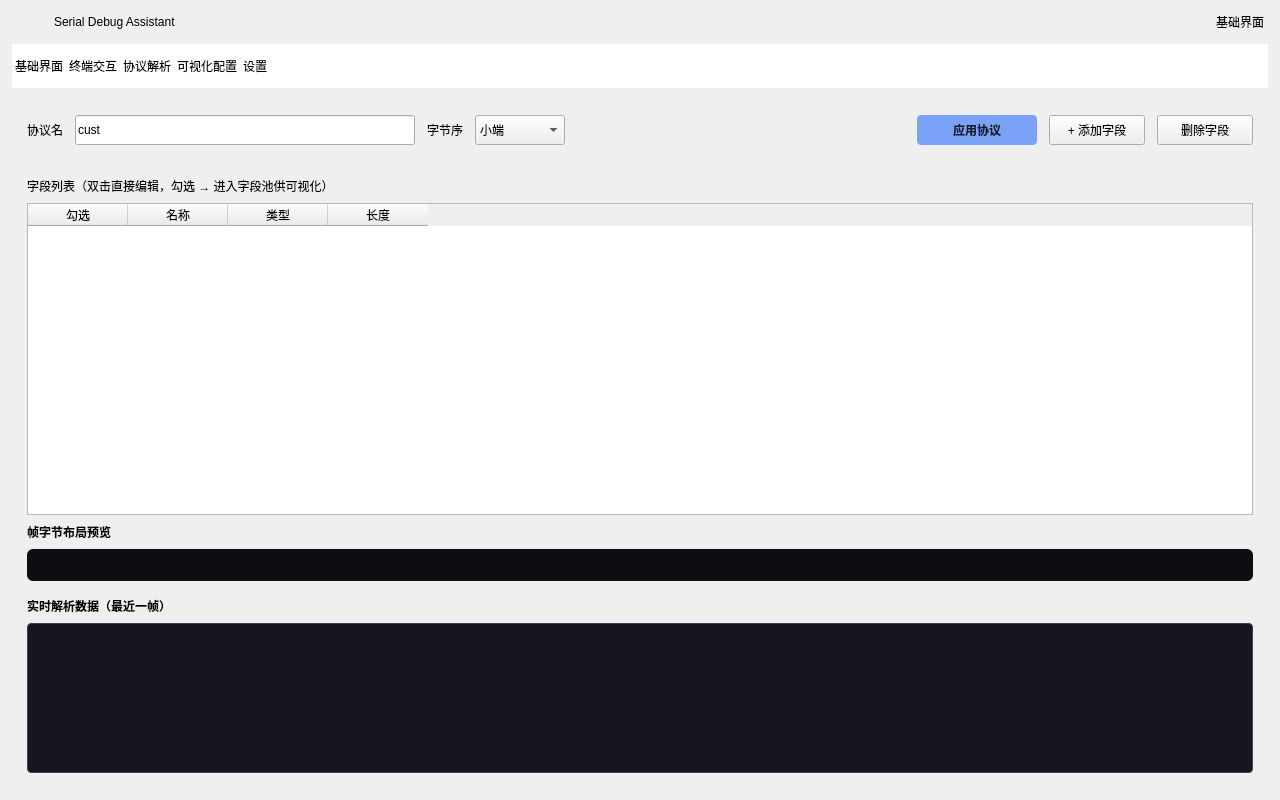
ZefengWang/qtSerial, file uart_interface.ui: the form before one commit.
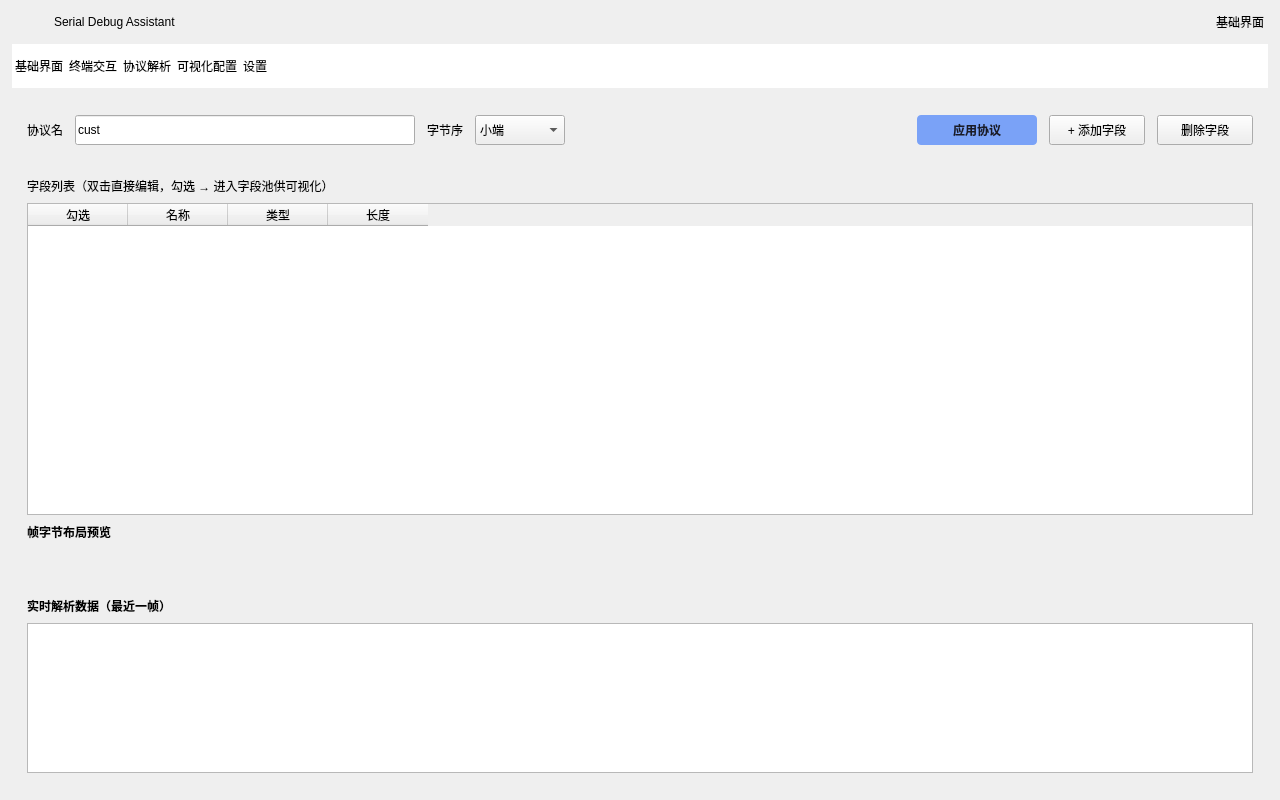
The form after the commit. The open tabs and pages were chosen to show the change. Icons and pictures are not drawn.

What changed in the file:
```diff
--- a/uart_interface.ui
+++ b/uart_interface.ui
@@ -1607,9 +1607,6 @@
                   <height>40</height>
                  </size>
                 </property>
-                <property name="styleSheet">
-                 <string notr="true">background: #0d0d14; border: 1px solid rgba(255,255,255,.15); border-radius: 6px;</string>
-                </property>
                 <layout class="QHBoxLayout" name="framePreviewBarLayout">
                  <property name="leftMargin">
                   <number>2</number>
@@ -1683,9 +1680,6 @@
                 <property name="readOnly">
                  <bool>true</bool>
                 </property>
-                <property name="styleSheet">
-                 <string notr="true">background: #16161e; color: #c0caf5; font-family: 'JetBrains Mono', 'Consolas', monospace; font-size: 11px; border: 1px solid #3a3f5a; border-radius: 4px;</string>
-                </property>
                </widget>
               </item>
              </layout>
```
